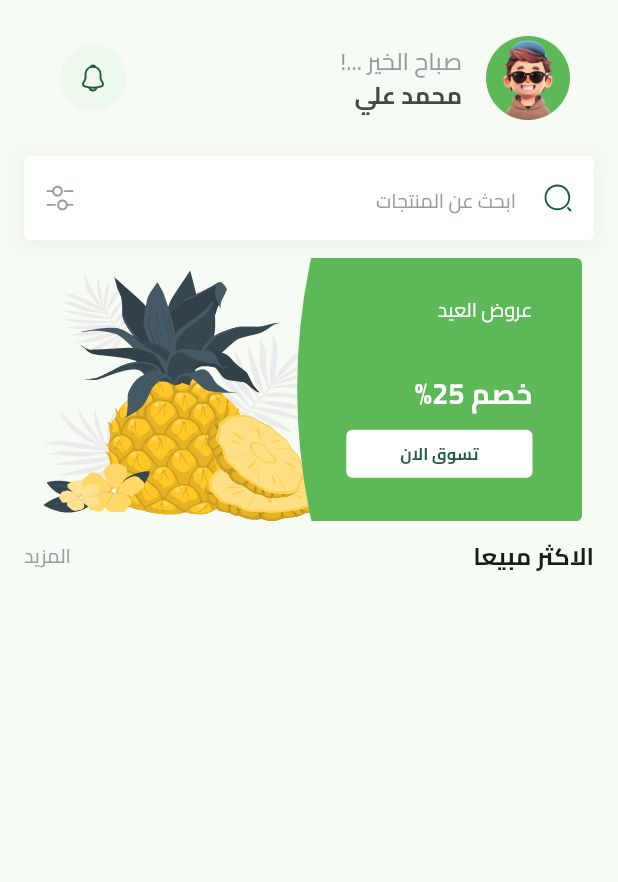
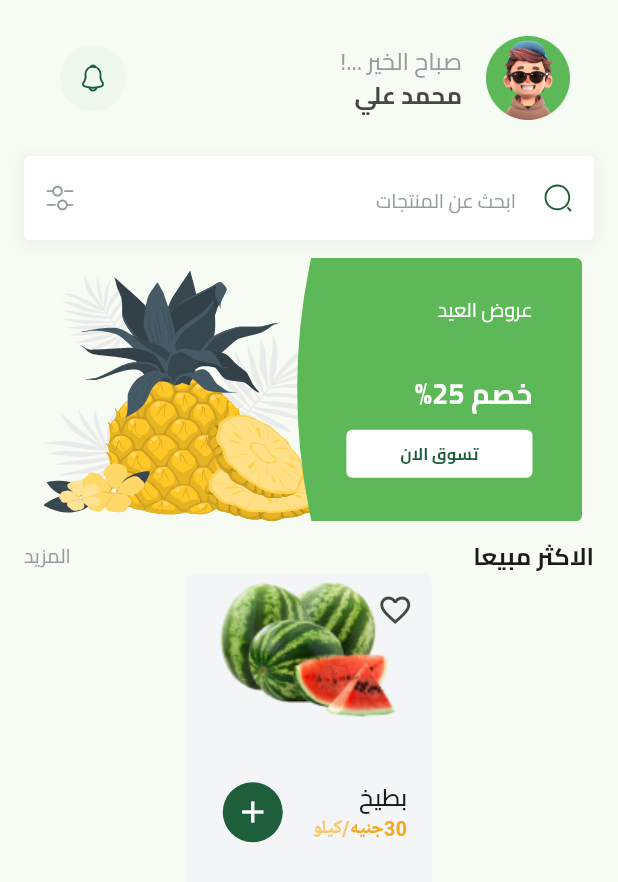
Before and after one commit to Shehab-Emad20/E-Commerce-App, a Flutter app: the HomeView screen opened by its route, on a phone screen of 412 x 824 dp. Shown: the top 882 px of the screen. Run offline on Flutter 3.47's test engine with Material 3 defaults, Android fonts, the phone set to English and light mode, and no system bars; our stand-ins replace bloc, cloud_firestore, dartz, dots_indicator, firebase_auth, firebase_core and 7 more; missing offline and left inert: flutter_facebook_auth; accounts and stored records are empty.

Commit message:
Build fruit item

```diff
--- a/lib/core/utils/app_colors.dart
+++ b/lib/core/utils/app_colors.dart
@@ -4,4 +4,5 @@ abstract class AppColors {
   static const Color primaryColor = Color(0xff1F5E3B);
   static const Color lightprimaryColor = Color(0xFF2D9F5D);
   static const Color secondaryColor = Color(0xFFF4A91F);
+  static const Color lightsecondaryColor = Color(0XFFF8C76D);
 }
--- /dev/null
+++ b/lib/core/utils/widgets/fruit_item.dart
@@ -0,0 +1,78 @@
+import 'package:flutter/material.dart';
+import 'package:flutter_application_1/core/utils/app_colors.dart';
+import 'package:flutter_application_1/core/utils/app_images.dart';
+import 'package:flutter_application_1/core/utils/app_text_styles.dart';
+
+class FruitItem extends StatelessWidget {
+  const FruitItem({super.key});
+
+  @override
+  Widget build(BuildContext context) {
+    return Container(
+      width: 163,
+      height: 214,
+      decoration: BoxDecoration(
+        color: Color(0xFFF3F5F7),
+        borderRadius: BorderRadius.circular(4),
+      ),
+      child: Positioned(
+        top: 0,
+        right: 0,
+        child: Stack(
+          children: [
+            SizedBox(
+              height: 20,
+            ),
+            IconButton(
+              onPressed: () {},
+              icon: Icon(Icons.favorite_outline),
+            ),
+            Positioned.fill(
+              child: Column(
+                children: [
+                  Image.asset(Assets.imagesWatermelonTest),
+                  SizedBox(height: 24),
+                  ListTile(
+                    title: Text(
+                        textAlign: TextAlign.right,
+                        'بطيخ',
+                        style: TextStyles.semiBold16),
+                    subtitle: Text.rich(
+                      TextSpan(
+                        children: [
+                          TextSpan(
+                            text: '30جنيه',
+                            style: TextStyles.bold13.copyWith(
+                              color: AppColors.secondaryColor,
+                            ),
+                          ),
+                          TextSpan(
+                            text: '/',
+                            style: TextStyles.bold13
+                                .copyWith(color: AppColors.lightsecondaryColor),
+                          ),
+                          TextSpan(
+                            text: 'كيلو',
+                            style: TextStyles.semiBold13
+                                .copyWith(color: AppColors.lightsecondaryColor),
+                          ),
+                        ],
+                      ),
+                    ),
+                    trailing: CircleAvatar(
+                      backgroundColor: AppColors.primaryColor,
+                      child: Icon(
+                        Icons.add,
+                        color: Colors.white,
+                      ),
+                    ),
+                  ),
+                ],
+              ),
+            )
+          ],
+        ),
+      ),
+    );
+  }
+}
--- a/lib/features/home/presentation/views/widgets/home_view_body.dart
+++ b/lib/features/home/presentation/views/widgets/home_view_body.dart
@@ -1,5 +1,6 @@
 import 'package:flutter/material.dart';
 import 'package:flutter_application_1/constants.dart';
+import 'package:flutter_application_1/core/utils/widgets/fruit_item.dart';
 import 'package:flutter_application_1/core/utils/widgets/search_text_field.dart';
 import 'package:flutter_application_1/features/home/presentation/views/widgets/best_selling_header.dart';
 import 'package:flutter_application_1/features/home/presentation/views/widgets/custom_home_app_bar.dart';
@@ -23,7 +24,8 @@ class HomeViewBody extends StatelessWidget {
               SizedBox(height: 12),
               FeaturedList(),
               SizedBox(height: 12),
-              BestSellingHeader()
+              BestSellingHeader(),
+              FruitItem(),
             ],
           ),
         ),
```
